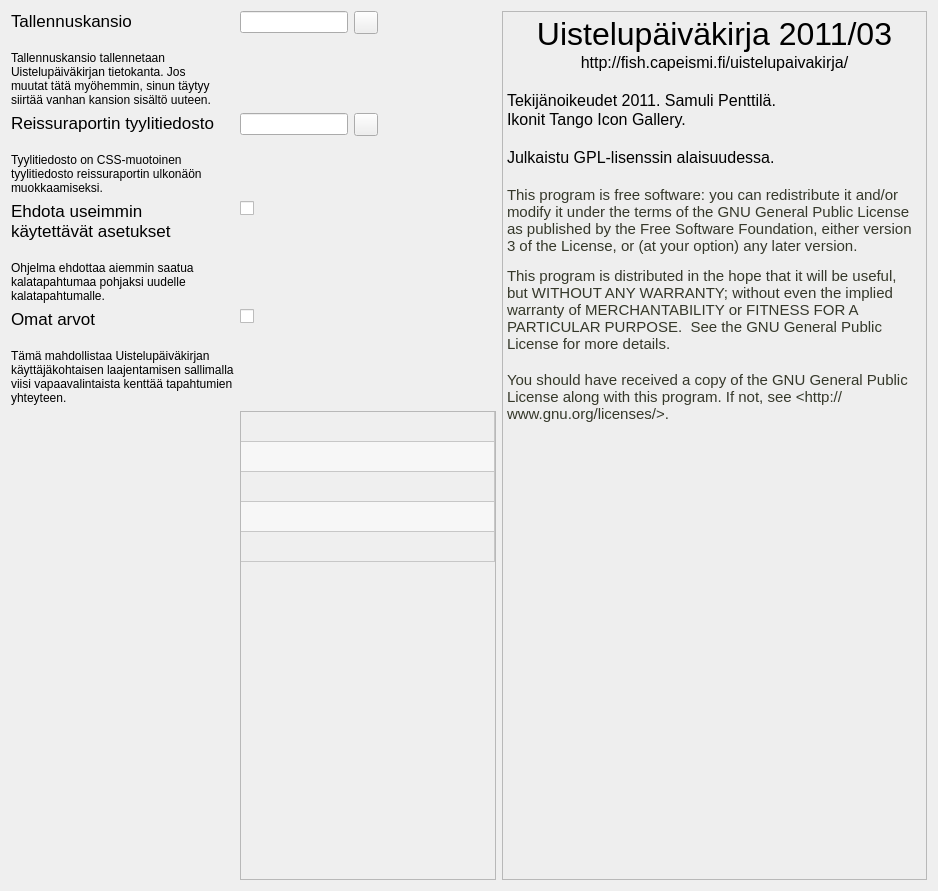
samuliwritescode/uistelupaivakirja-desktop, file settingsform.ui: the form before one commit.
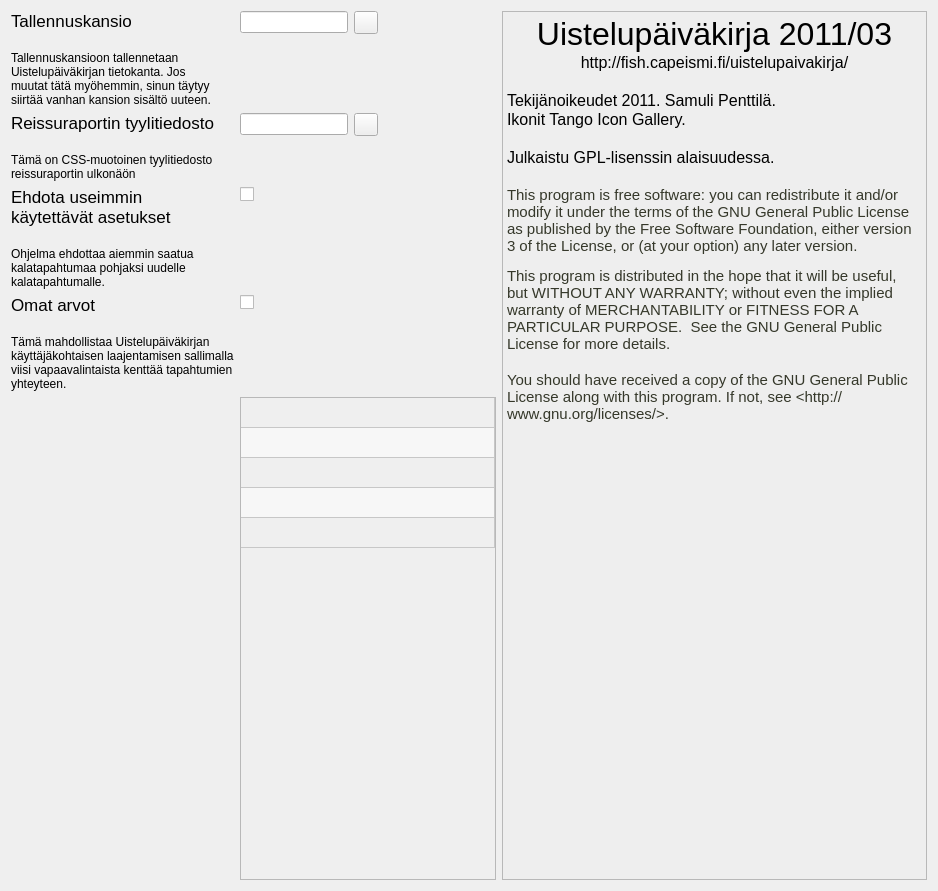
The form after the commit. Icons and pictures are not drawn.

Patch:
```diff
--- a/settingsform.ui
+++ b/settingsform.ui
@@ -34,7 +34,7 @@
 &lt;/style&gt;&lt;/head&gt;&lt;body style=&quot; font-family:'Lucida Grande'; font-size:13pt; font-weight:400; font-style:normal;&quot;&gt;
 &lt;p style=&quot; margin-top:0px; margin-bottom:0px; margin-left:0px; margin-right:0px; -qt-block-indent:0; text-indent:0px;&quot;&gt;Tallennuskansio&lt;/p&gt;
 &lt;p style=&quot;-qt-paragraph-type:empty; margin-top:0px; margin-bottom:0px; margin-left:0px; margin-right:0px; -qt-block-indent:0; text-indent:0px;&quot;&gt;&lt;/p&gt;
-&lt;p style=&quot; margin-top:0px; margin-bottom:0px; margin-left:0px; margin-right:0px; -qt-block-indent:0; text-indent:0px;&quot;&gt;&lt;span style=&quot; font-size:9pt;&quot;&gt;Tallennuskansio tallennetaan Uistelupäiväkirjan tietokanta. Jos muutat tätä myöhemmin, sinun täytyy siirtää vanhan kansion sisältö uuteen.&lt;/span&gt;&lt;/p&gt;&lt;/body&gt;&lt;/html&gt;</string>
+&lt;p style=&quot; margin-top:0px; margin-bottom:0px; margin-left:0px; margin-right:0px; -qt-block-indent:0; text-indent:0px;&quot;&gt;&lt;span style=&quot; font-size:9pt;&quot;&gt;Tallennuskansioon tallennetaan Uistelupäiväkirjan tietokanta. Jos muutat tätä myöhemmin, sinun täytyy siirtää vanhan kansion sisältö uuteen.&lt;/span&gt;&lt;/p&gt;&lt;/body&gt;&lt;/html&gt;</string>
        </property>
        <property name="wordWrap">
         <bool>true</bool>
@@ -95,7 +95,7 @@
 &lt;/style&gt;&lt;/head&gt;&lt;body style=&quot; font-family:'Lucida Grande'; font-size:13pt; font-weight:400; font-style:normal;&quot;&gt;
 &lt;p style=&quot; margin-top:0px; margin-bottom:0px; margin-left:0px; margin-right:0px; -qt-block-indent:0; text-indent:0px;&quot;&gt;Reissuraportin tyylitiedosto&lt;/p&gt;
 &lt;p style=&quot;-qt-paragraph-type:empty; margin-top:0px; margin-bottom:0px; margin-left:0px; margin-right:0px; -qt-block-indent:0; text-indent:0px;&quot;&gt;&lt;/p&gt;
-&lt;p style=&quot; margin-top:0px; margin-bottom:0px; margin-left:0px; margin-right:0px; -qt-block-indent:0; text-indent:0px;&quot;&gt;&lt;span style=&quot; font-size:9pt;&quot;&gt;Tyylitiedosto on CSS-muotoinen tyylitiedosto reissuraportin ulkonäön muokkaamiseksi.&lt;/span&gt;&lt;/p&gt;&lt;/body&gt;&lt;/html&gt;</string>
+&lt;p style=&quot; margin-top:0px; margin-bottom:0px; margin-left:0px; margin-right:0px; -qt-block-indent:0; text-indent:0px;&quot;&gt;&lt;span style=&quot; font-size:9pt;&quot;&gt;Tämä on CSS-muotoinen tyylitiedosto reissuraportin ulkonäön muokkaamiseksi.&lt;/span&gt;&lt;/p&gt;&lt;/body&gt;&lt;/html&gt;</string>
        </property>
        <property name="wordWrap">
         <bool>true</bool>
```
